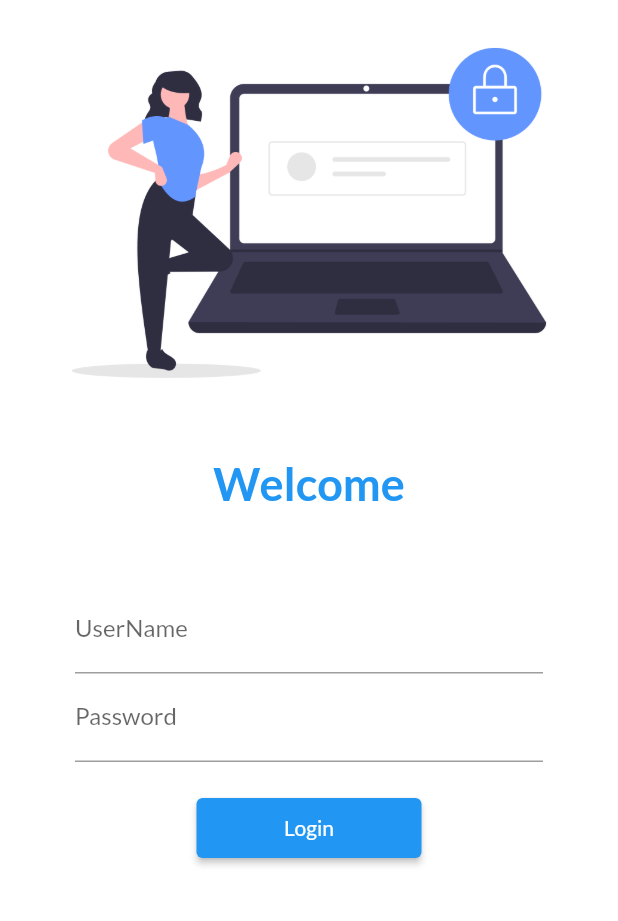
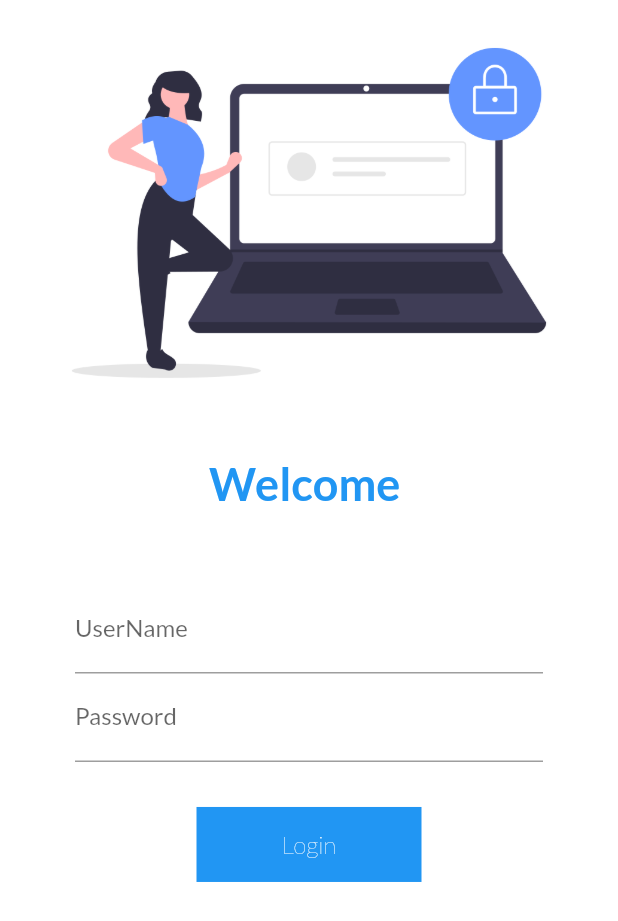
Before and after one commit to ayushmall06/Flutter_Catalogue, a Flutter app: the screen it shows after launch, on a phone screen of 412 x 824 dp. Shown: the top 921 px of the screen. Run offline on Flutter 3.47's test engine with Material 2 defaults, Android fonts, the phone set to English and light mode, and no system bars; our stand-ins replace google_fonts.

Commit message:
Day 6 Completed

```diff
--- a/lib/pages/login_page.dart
+++ b/lib/pages/login_page.dart
@@ -1,7 +1,14 @@
 import 'package:flutter/material.dart';
 import 'package:flutter_catalogue/utils/routes.dart';
 
-class LoginPage extends StatelessWidget {
+class LoginPage extends StatefulWidget {
+  @override
+  _LoginPageState createState() => _LoginPageState();
+}
+
+class _LoginPageState extends State<LoginPage> {
+  bool changedButton = false;
+  String name = "";
   @override
   Widget build(BuildContext context) {
     return Material(
@@ -18,7 +25,7 @@ class LoginPage extends StatelessWidget {
                     height: 20,
                   ),
                   Text(
-                    "Welcome",
+                    "Welcome $name",
                     style: TextStyle(
                         color: Colors.blue,
                         fontSize: 30,
@@ -37,6 +44,10 @@ class LoginPage extends StatelessWidget {
                               hintText: "Enter Username",
                               hintStyle: TextStyle(color: Colors.grey),
                               labelText: "UserName"),
+                          onChanged: (value) {
+                            name = value;
+                            setState(() {});
+                          },
                         ),
                         TextFormField(
                           obscureText: true,
@@ -46,16 +57,48 @@ class LoginPage extends StatelessWidget {
                               labelText: "Password"),
                         ),
                         SizedBox(
-                          height: 20,
+                          height: 30,
                         ),
-                        ElevatedButton(
+                        InkWell(
+                          onTap: () async {
+                            setState(() {
+                              changedButton = true;
+                            });
+                            await Future.delayed(Duration(milliseconds: 500));
+                            Navigator.pushNamed(context, MyRoutes.homeRoute);
+                          },
+                          child: AnimatedContainer(
+                            duration: Duration(milliseconds: 500),
+                            width: changedButton ? 50 : 150,
+                            height: 50,
+                            alignment: Alignment.center,
+                            child: changedButton
+                                ? Icon(
+                                    Icons.done,
+                                    color: Colors.white,
+                                  )
+                                : Text(
+                                    "Login",
+                                    style: TextStyle(
+                                        fontSize: 16,
+                                        color: Colors.white,
+                                        fontWeight: FontWeight.w100),
+                                  ),
+                            decoration: BoxDecoration(
+                                color: Colors.blue,
+                                borderRadius: BorderRadius.circular(
+                                    changedButton ? 25 : 0)),
+                          ),
+                        )
+
+                        /*  ElevatedButton(
                           onPressed: () {
                             Navigator.pushNamed(context, MyRoutes.homeRoute);
                           },
                           child: Text("Login"),
                           style:
                               TextButton.styleFrom(minimumSize: Size(150, 40)),
-                        )
+                        ) */
                       ],
                     ),
                   )
```
